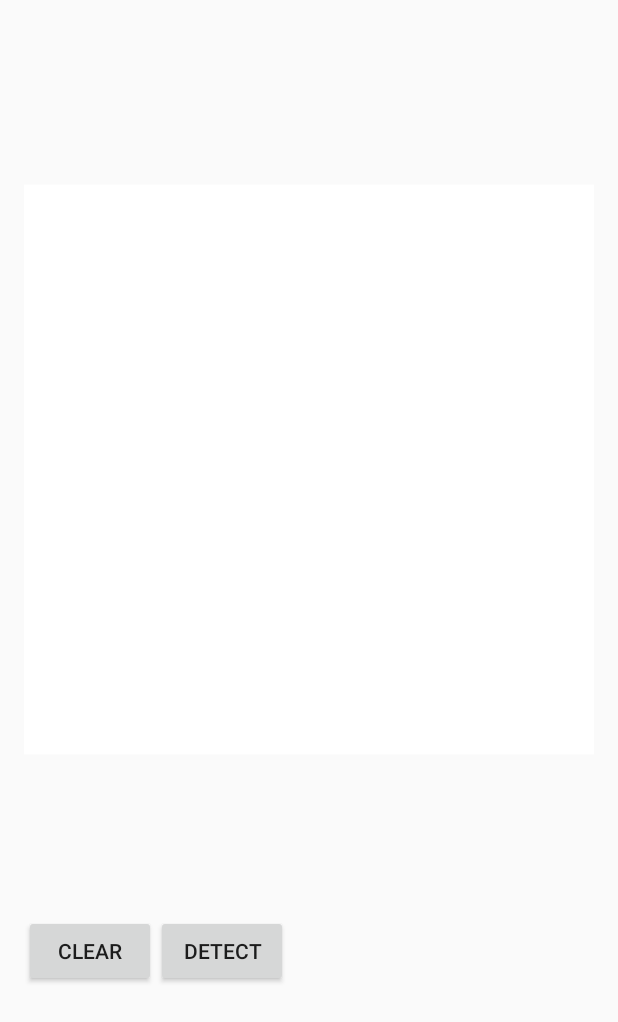
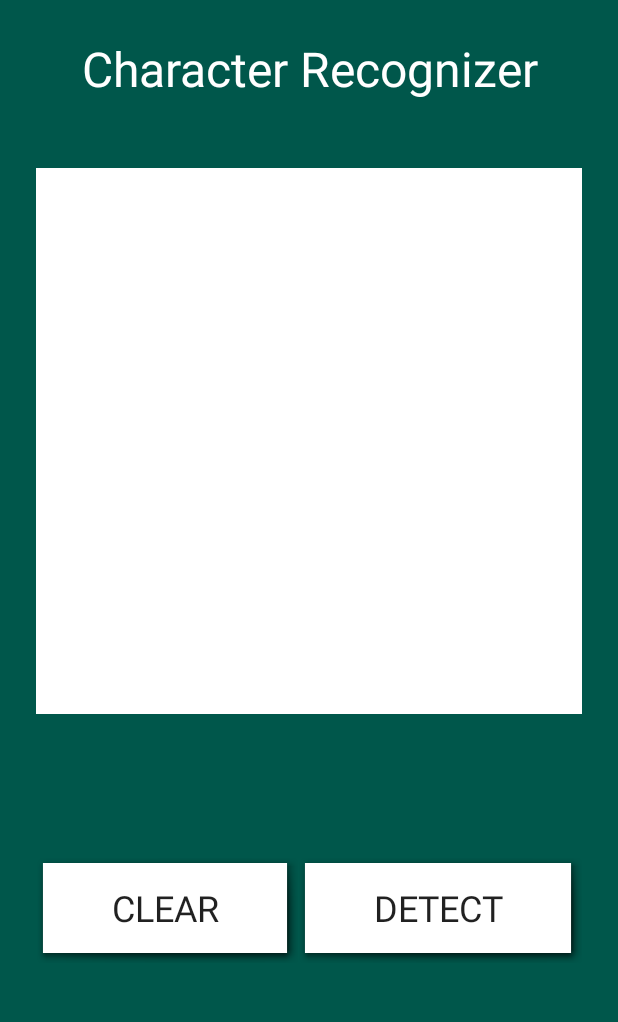
Before and after one commit to Leonardo-daVinci/EMNIST-Android-TF, an Android app: the screen it shows after launch (MainActivity), on a phone screen of 412 x 824 dp. Shown: the top 1022 px of the screen. Run offline under Robolectric (Android 15) with nearby library versions, the phone set to English and light mode, and no system bars; libraries missing offline, so code that uses them is left out: org.tensorflow.contrib; 1 statement that could not run was skipped.

Commit message:
Changed Designs and removed unnecessary activities.

```diff
--- a/app/src/main/AndroidManifest.xml
+++ b/app/src/main/AndroidManifest.xml
@@ -9,7 +9,6 @@
         android:roundIcon="@mipmap/ic_launcher_round"
         android:supportsRtl="true"
         android:theme="@style/AppTheme">
-        <activity android:name=".Main2Activity"></activity>
         <activity
             android:name=".MainActivity"
             android:screenOrientation="portrait">
--- a/app/src/main/java/apps/nocturnuslabs/digitrecognizer/MainActivity.java
+++ b/app/src/main/java/apps/nocturnuslabs/digitrecognizer/MainActivity.java
@@ -1,7 +1,6 @@
 package apps.nocturnuslabs.digitrecognizer;
 
 import android.app.Activity;
-import android.content.Intent;
 import android.graphics.PointF;
 import android.os.Bundle;
 import android.view.MotionEvent;
@@ -23,7 +22,7 @@ public class MainActivity extends Activity implements View.OnTouchListener, View
     private static final int PIXEL_WIDTH = 28;
     private static final int PIXEL_HEIGHT = 28;
 
-    private Button clearBtn, detectBtn, paintBtn;
+    private Button clearBtn, detectBtn;
     private TextView resultText;
     private List<Classifier> mClassifiers = new ArrayList<>();
 
@@ -39,22 +38,19 @@ public class MainActivity extends Activity implements View.OnTouchListener, View
         super.onCreate(savedInstanceState);
         setContentView(R.layout.activity_main);
 
-        drawView = (DrawView) findViewById(R.id.main_draw);
+        drawView = findViewById(R.id.main_draw);
         drawModel = new DrawModel(PIXEL_WIDTH, PIXEL_HEIGHT);
 
         drawView.setModel(drawModel);
         drawView.setOnTouchListener(this);
 
-        clearBtn = (Button) findViewById(R.id.main_clearbtn);
+        clearBtn = findViewById(R.id.main_clearbtn);
         clearBtn.setOnClickListener(this);
 
-        detectBtn = (Button) findViewById(R.id.main_detectbtn);
+        detectBtn = findViewById(R.id.main_detectbtn);
         detectBtn.setOnClickListener(this);
 
-        paintBtn = (Button) findViewById(R.id.main_paint);
-        //paintBtn.setOnClickListener(this);
-
-        resultText = (TextView) findViewById(R.id.main_resultbox);
+        resultText = findViewById(R.id.main_resultbox);
 
         loadModel();
     }
@@ -120,10 +116,6 @@ public class MainActivity extends Activity implements View.OnTouchListener, View
             }
 
             resultText.setText(text);
-
-        } else if (v.getId() == R.id.main_paint) {
-            Intent drawIntent = new Intent(MainActivity.this, Main2Activity.class);
-            startActivity(drawIntent);
         }
     }
 
--- a/app/src/main/res/layout/activity_main.xml
+++ b/app/src/main/res/layout/activity_main.xml
@@ -1,6 +1,7 @@
 <?xml version="1.0" encoding="utf-8"?>
-<LinearLayout
+<android.support.constraint.ConstraintLayout
     xmlns:android="http://schemas.android.com/apk/res/android"
+    xmlns:app="http://schemas.android.com/apk/res-auto"
     xmlns:tools="http://schemas.android.com/tools"
     android:layout_width="match_parent"
     android:layout_height="match_parent"
@@ -9,37 +10,75 @@
     android:paddingBottom="@dimen/activity_vertical_margin"
     android:paddingLeft="@dimen/activity_horizontal_margin"
     android:paddingRight="@dimen/activity_horizontal_margin"
+    android:background="@color/colorPrimaryDark"
     tools:context=".MainActivity">
 
-<apps.nocturnuslabs.digitrecognizer.views.DrawView
-    android:id="@+id/main_draw"
-    android:layout_width="match_parent"
-    android:layout_height="0dp"
-    android:layout_weight="1"/>
+    <TextView
+        android:id="@+id/textView"
+        android:layout_width="match_parent"
+        android:layout_height="wrap_content"
+        android:layout_marginStart="8dp"
+        android:layout_marginLeft="8dp"
+        android:layout_marginTop="8dp"
+        android:layout_marginEnd="8dp"
+        android:layout_marginRight="8dp"
+        android:gravity="center"
+        android:text="@string/app_name"
+        android:textColor="#FFFFFF"
+        android:textSize="32sp"
+        app:layout_constraintEnd_toEndOf="parent"
+        app:layout_constraintStart_toStartOf="parent"
+        app:layout_constraintTop_toTopOf="parent" />
+
+    <apps.nocturnuslabs.digitrecognizer.views.DrawView
+        android:id="@+id/main_draw"
+        android:layout_width="match_parent"
+        android:layout_height="0dp"
+        android:layout_marginStart="8dp"
+        android:layout_marginLeft="8dp"
+        android:layout_marginEnd="8dp"
+        android:layout_marginRight="8dp"
+        android:layout_weight="1"
+        app:layout_constraintBottom_toTopOf="@+id/linearLayout"
+        app:layout_constraintEnd_toEndOf="parent"
+        app:layout_constraintStart_toStartOf="parent"
+        app:layout_constraintTop_toTopOf="parent" />
 
     <LinearLayout
+        android:id="@+id/linearLayout"
+        android:layout_marginStart="8dp"
         android:layout_width="match_parent"
         android:layout_height="wrap_content"
-        android:orientation="horizontal">
+        android:layout_marginLeft="8dp"
+        android:layout_marginEnd="8dp"
+        android:layout_marginRight="8dp"
+        android:layout_marginBottom="8dp"
+        android:gravity="center"
+        android:orientation="horizontal"
+        app:layout_constraintBottom_toTopOf="@+id/main_resultbox"
+        app:layout_constraintEnd_toEndOf="parent"
+        app:layout_constraintHorizontal_bias="0.0"
+        app:layout_constraintStart_toStartOf="parent">
 
         <Button
             android:id="@+id/main_clearbtn"
             android:layout_width="wrap_content"
-            android:layout_height="wrap_content"
-            android:text="@string/clear"/>
+            android:layout_height="70dp"
+            android:layout_weight="0.5"
+            android:background="@android:drawable/picture_frame"
+            android:text="@string/clear"
+            android:textSize="24sp"
+            android:typeface="normal" />
 
         <Button
             android:id="@+id/main_detectbtn"
             android:layout_width="wrap_content"
-            android:layout_height="wrap_content"
-            android:text="@string/detect"/>
-
-        <Button
-            android:id="@+id/main_paint"
-            android:layout_width="wrap_content"
-            android:layout_height="wrap_content"
-            android:text="PAINT"
-            android:visibility="gone" />
+            android:layout_height="70dp"
+            android:layout_weight="0.5"
+            android:background="@android:drawable/picture_frame"
+            android:text="@string/detect"
+            android:textSize="24sp"
+            android:typeface="normal" />
 
     </LinearLayout>
 
@@ -47,8 +86,17 @@
         android:id="@+id/main_resultbox"
         android:layout_width="match_parent"
         android:layout_height="150dp"
-        android:paddingLeft="10dp"
-        android:textAppearance="?android:attr/textAppearanceMedium"/>
+        android:layout_marginStart="8dp"
+        android:layout_marginLeft="8dp"
+        android:layout_marginEnd="8dp"
+        android:layout_marginRight="8dp"
+        android:layout_marginBottom="8dp"
+        android:gravity="center"
+        android:textAppearance="?android:attr/textAppearanceLarge"
+        android:textColor="#FFFFFF"
+        app:layout_constraintBottom_toBottomOf="parent"
+        app:layout_constraintEnd_toEndOf="parent"
+        app:layout_constraintStart_toStartOf="parent" />
 
 
-</LinearLayout>
+</android.support.constraint.ConstraintLayout>
--- a/app/src/main/res/values/strings.xml
+++ b/app/src/main/res/values/strings.xml
@@ -1,5 +1,5 @@
 <resources>
-    <string name="app_name">Digit Recognizer</string>
+    <string name="app_name">Character Recognizer</string>
     <string name="clear">Clear</string>
     <string name="detect">Detect</string>
 </resources>
```
Also changed, not shown: app/src/main/java/apps/nocturnuslabs/digitrecognizer/Main2Activity.java (deleted, +0 -68 lines), app/src/main/res/layout/activity_main2.xml (deleted, +0 -48 lines).
